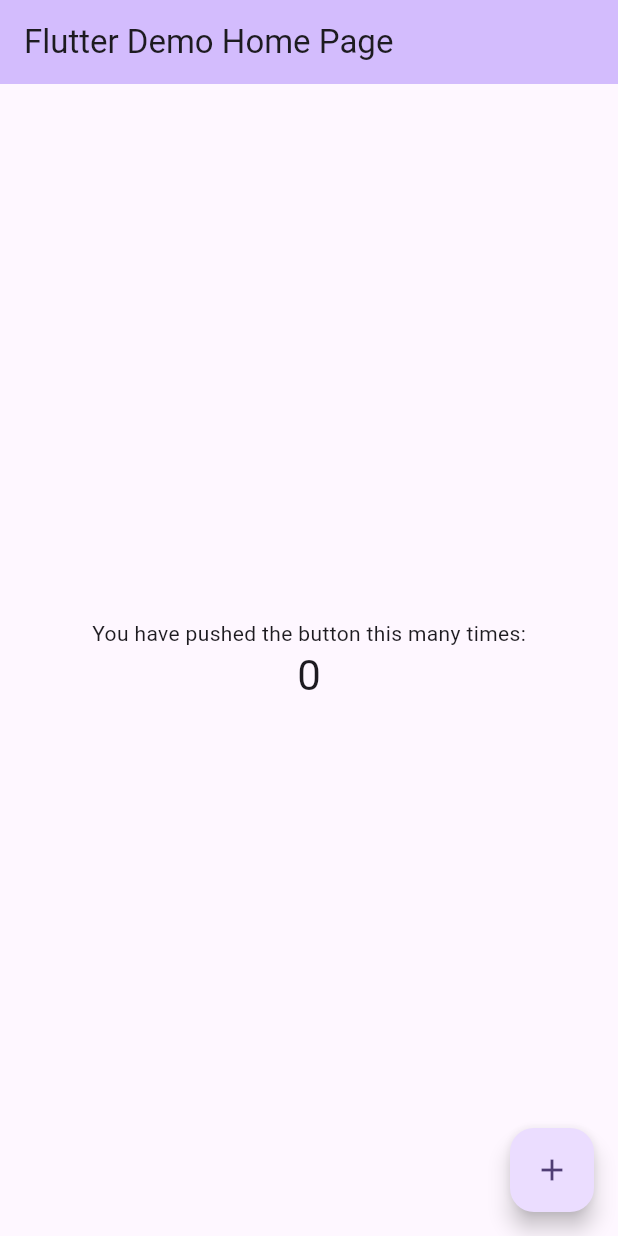
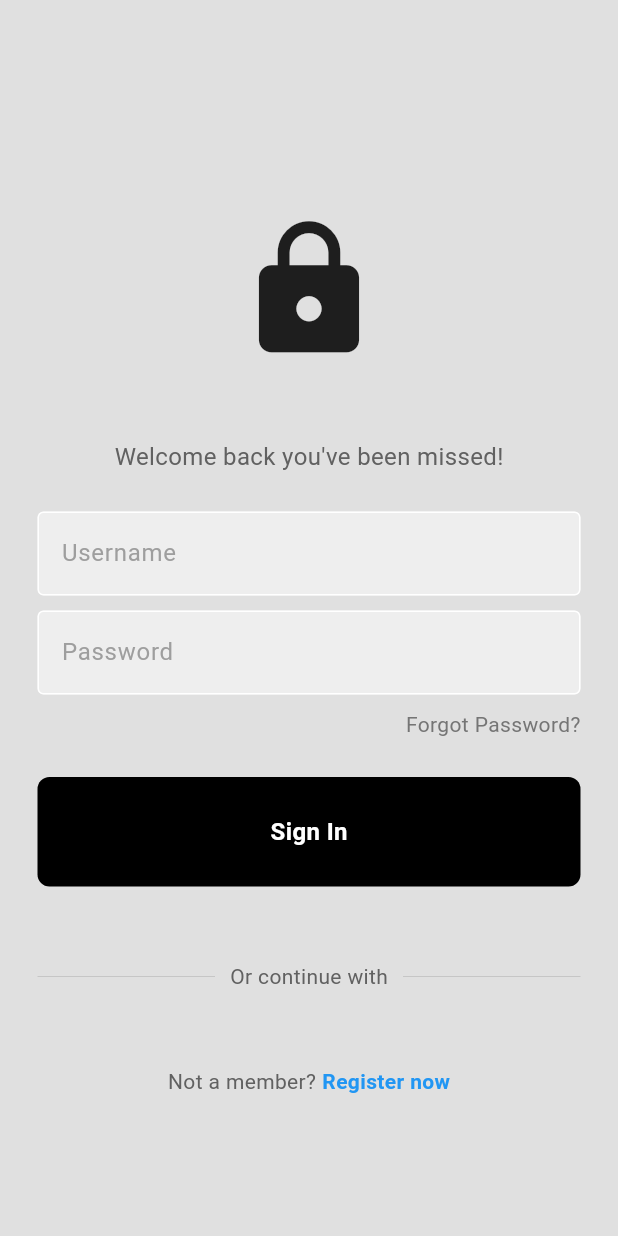
Before and after one commit to mn3mnn/flutter-ass-1, a Flutter app: the screen it shows after launch, on a phone screen of 412 x 824 dp. Run offline on Flutter 3.47's test engine with Material 3 defaults, Android fonts, the phone set to English and light mode, and no system bars; our stand-ins replace firebase_core; accounts and stored records are empty.

Commit message:
add sign in page

```diff
--- /dev/null
+++ b/ass1/lib/components/button.dart
@@ -0,0 +1,32 @@
+import 'package:flutter/material.dart';
+
+class MyButton extends StatelessWidget {
+  final Function()? onTap;
+
+  const MyButton({super.key, required this.onTap});
+
+  @override
+  Widget build(BuildContext context) {
+    return GestureDetector(
+      onTap: onTap,
+      child: Container(
+        padding: const EdgeInsets.all(25),
+        margin: const EdgeInsets.symmetric(horizontal: 25),
+        decoration: BoxDecoration(
+          color: Colors.black,
+          borderRadius: BorderRadius.circular(8),
+        ),
+        child: const Center(
+          child: Text(
+            "Sign In",
+            style: TextStyle(
+              color: Colors.white,
+              fontWeight: FontWeight.bold,
+              fontSize: 16,
+            ),
+          ),
+        ),
+      ),
+    );
+  }
+}
--- /dev/null
+++ b/ass1/lib/components/textfield.dart
@@ -0,0 +1,37 @@
+import 'package:flutter/material.dart';
+
+class MyTextField extends StatelessWidget {
+  final controller;
+  final String hintText;
+  final bool obscureText;
+
+  const MyTextField({
+    super.key,
+    required this.controller,
+    required this.hintText,
+    required this.obscureText,
+  });
+
+  @override
+  Widget build(BuildContext context) {
+    return Padding(
+      padding: const EdgeInsets.symmetric(horizontal: 25.0),
+      child: TextField(
+        controller: controller,
+        obscureText: obscureText,
+        decoration: InputDecoration(
+          enabledBorder: const OutlineInputBorder(
+            borderSide: BorderSide(color: Colors.white),
+          ),
+          focusedBorder: OutlineInputBorder(
+            borderSide: BorderSide(color: Colors.grey.shade400),
+          ),
+          fillColor: Colors.grey.shade200,
+          filled: true,
+          hintText: hintText,
+          hintStyle: TextStyle(color: Colors.grey[500]),
+        ),
+      ),
+    );
+  }
+}
--- a/ass1/lib/main.dart
+++ b/ass1/lib/main.dart
@@ -1,122 +1,25 @@
+import 'package:firebase_core/firebase_core.dart';
 import 'package:flutter/material.dart';
+import 'pages/login_page.dart';
+import 'firebase_options.dart';
 
-void main() {
+void main() async {
+  WidgetsFlutterBinding.ensureInitialized();
+  await Firebase.initializeApp(options: DefaultFirebaseOptions.currentPlatform);
   runApp(const MyApp());
 }
 
 class MyApp extends StatelessWidget {
   const MyApp({super.key});
 
-  // This widget is the root of your application.
   @override
   Widget build(BuildContext context) {
     return MaterialApp(
-      title: 'Flutter Demo',
+      title: 'FCAI App',
       theme: ThemeData(
-        // This is the theme of your application.
-        //
-        // TRY THIS: Try running your application with "flutter run". You'll see
-        // the application has a purple toolbar. Then, without quitting the app,
-        // try changing the seedColor in the colorScheme below to Colors.green
-        // and then invoke "hot reload" (save your changes or press the "hot
-        // reload" button in a Flutter-supported IDE, or press "r" if you used
-        // the command line to start the app).
-        //
-        // Notice that the counter didn't reset back to zero; the application
-        // state is not lost during the reload. To reset the state, use hot
-        // restart instead.
-        //
-        // This works for code too, not just values: Most code changes can be
-        // tested with just a hot reload.
         colorScheme: ColorScheme.fromSeed(seedColor: Colors.deepPurple),
       ),
-      home: const MyHomePage(title: 'Flutter Demo Home Page'),
+      home: LoginPage(),
     );
   }
 }
-
-class MyHomePage extends StatefulWidget {
-  const MyHomePage({super.key, required this.title});
-
-  // This widget is the home page of your application. It is stateful, meaning
-  // that it has a State object (defined below) that contains fields that affect
-  // how it looks.
-
-  // This class is the configuration for the state. It holds the values (in this
-  // case the title) provided by the parent (in this case the App widget) and
-  // used by the build method of the State. Fields in a Widget subclass are
-  // always marked "final".
-
-  final String title;
-
-  @override
-  State<MyHomePage> createState() => _MyHomePageState();
-}
-
-class _MyHomePageState extends State<MyHomePage> {
-  int _counter = 0;
-
-  void _incrementCounter() {
-    setState(() {
-      // This call to setState tells the Flutter framework that something has
-      // changed in this State, which causes it to rerun the build method below
-      // so that the display can reflect the updated values. If we changed
-      // _counter without calling setState(), then the build method would not be
-      // called again, and so nothing would appear to happen.
-      _counter++;
-    });
-  }
-
-  @override
-  Widget build(BuildContext context) {
-    // This method is rerun every time setState is called, for instance as done
-    // by the _incrementCounter method above.
-    //
-    // The Flutter framework has been optimized to make rerunning build methods
-    // fast, so that you can just rebuild anything that needs updating rather
-    // than having to individually change instances of widgets.
-    return Scaffold(
-      appBar: AppBar(
-        // TRY THIS: Try changing the color here to a specific color (to
-        // Colors.amber, perhaps?) and trigger a hot reload to see the AppBar
-        // change color while the other colors stay the same.
-        backgroundColor: Theme.of(context).colorScheme.inversePrimary,
-        // Here we take the value from the MyHomePage object that was created by
-        // the App.build method, and use it to set our appbar title.
-        title: Text(widget.title),
-      ),
-      body: Center(
-        // Center is a layout widget. It takes a single child and positions it
-        // in the middle of the parent.
-        child: Column(
-          // Column is also a layout widget. It takes a list of children and
-          // arranges them vertically. By default, it sizes itself to fit its
-          // children horizontally, and tries to be as tall as its parent.
-          //
-          // Column has various properties to control how it sizes itself and
-          // how it positions its children. Here we use mainAxisAlignment to
-          // center the children vertically; the main axis here is the vertical
-          // axis because Columns are vertical (the cross axis would be
-          // horizontal).
-          //
-          // TRY THIS: Invoke "debug painting" (choose the "Toggle Debug Paint"
-          // action in the IDE, or press "p" in the console), to see the
-          // wireframe for each widget.
-          mainAxisAlignment: MainAxisAlignment.center,
-          children: <Widget>[
-            const Text('You have pushed the button this many times:'),
-            Text(
-              '$_counter',
-              style: Theme.of(context).textTheme.headlineMedium,
-            ),
-          ],
-        ),
-      ),
-      floatingActionButton: FloatingActionButton(
-        onPressed: _incrementCounter,
-        tooltip: 'Increment',
-        child: const Icon(Icons.add),
-      ), // This trailing comma makes auto-formatting nicer for build methods.
-    );
-  }
-}
--- /dev/null
+++ b/ass1/lib/pages/login_page.dart
@@ -0,0 +1,125 @@
+import 'package:flutter/material.dart';
+import 'package:ass1/components/button.dart';
+import 'package:ass1/components/textfield.dart';
+
+class LoginPage extends StatelessWidget {
+  LoginPage({super.key});
+
+  // text editing controllers
+  final usernameController = TextEditingController();
+  final passwordController = TextEditingController();
+
+  void signUserIn() {}
+
+  @override
+  Widget build(BuildContext context) {
+    return Scaffold(
+      backgroundColor: Colors.grey[300],
+      body: SafeArea(
+        child: Center(
+          child: Column(
+            mainAxisAlignment: MainAxisAlignment.center,
+            children: [
+              const SizedBox(height: 50),
+
+              // logo
+              const Icon(Icons.lock, size: 100),
+
+              const SizedBox(height: 50),
+
+              // welcome back, you've been missed!
+              Text(
+                'Welcome back you\'ve been missed!',
+                style: TextStyle(color: Colors.grey[700], fontSize: 16),
+              ),
+
+              const SizedBox(height: 25),
+
+              // username textfield
+              MyTextField(
+                controller: usernameController,
+                hintText: 'Username',
+                obscureText: false,
+              ),
+
+              const SizedBox(height: 10),
+
+              // password textfield
+              MyTextField(
+                controller: passwordController,
+                hintText: 'Password',
+                obscureText: true,
+              ),
+
+              const SizedBox(height: 10),
+
+              // forgot password?
+              Padding(
+                padding: const EdgeInsets.symmetric(horizontal: 25.0),
+                child: Row(
+                  mainAxisAlignment: MainAxisAlignment.end,
+                  children: [
+                    Text(
+                      'Forgot Password?',
+                      style: TextStyle(color: Colors.grey[600]),
+                    ),
+                  ],
+                ),
+              ),
+
+              const SizedBox(height: 25),
+
+              // sign in button
+              MyButton(onTap: signUserIn),
+
+              const SizedBox(height: 50),
+
+              // or continue with
+              Padding(
+                padding: const EdgeInsets.symmetric(horizontal: 25.0),
+                child: Row(
+                  children: [
+                    Expanded(
+                      child: Divider(thickness: 0.5, color: Colors.grey[400]),
+                    ),
+                    Padding(
+                      padding: const EdgeInsets.symmetric(horizontal: 10.0),
+                      child: Text(
+                        'Or continue with',
+                        style: TextStyle(color: Colors.grey[700]),
+                      ),
+                    ),
+                    Expanded(
+                      child: Divider(thickness: 0.5, color: Colors.grey[400]),
+                    ),
+                  ],
+                ),
+              ),
+
+              const SizedBox(height: 50),
+
+              // not a member? register now
+              Row(
+                mainAxisAlignment: MainAxisAlignment.center,
+                children: [
+                  Text(
+                    'Not a member?',
+                    style: TextStyle(color: Colors.grey[700]),
+                  ),
+                  const SizedBox(width: 4),
+                  const Text(
+                    'Register now',
+                    style: TextStyle(
+                      color: Colors.blue,
+                      fontWeight: FontWeight.bold,
+                    ),
+                  ),
+                ],
+              ),
+            ],
+          ),
+        ),
+      ),
+    );
+  }
+}
--- a/ass1/pubspec.yaml
+++ b/ass1/pubspec.yaml
@@ -34,6 +34,7 @@ dependencies:
   # The following adds the Cupertino Icons font to your application.
   # Use with the CupertinoIcons class for iOS style icons.
   cupertino_icons: ^1.0.8
+  firebase_core: ^3.12.1
 
 dev_dependencies:
   flutter_test:
```
Also changed, not shown: ass1/firebase.json (added), ass1/lib/firebase_options.dart (added), 6 other files.
